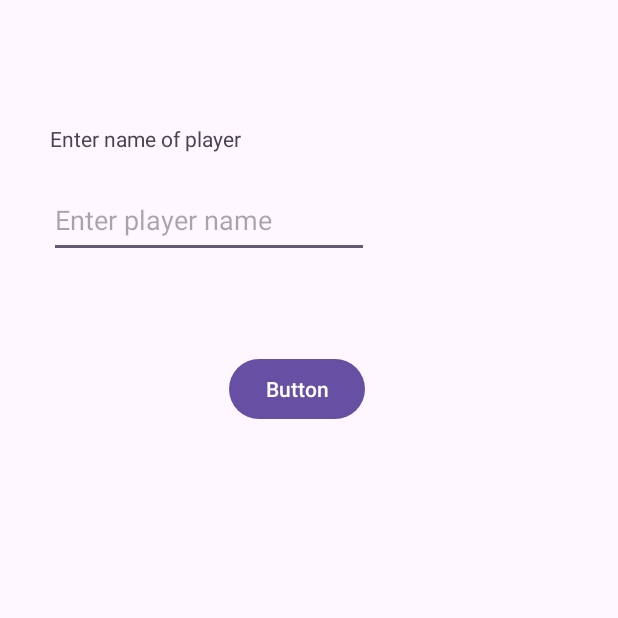
After one commit to Yashhwanth/CricEasy, an Android app: the SelectingPlayers screen opened directly, with no data from a screen before it, on a phone screen of 412 x 824 dp, the top half of it. The commit adds this screen. Run offline under Robolectric (Android 15) with nearby library versions, the phone set to English and light mode, and no system bars.

```diff
--- a/app/src/main/AndroidManifest.xml
+++ b/app/src/main/AndroidManifest.xml
@@ -53,6 +53,10 @@
             android:launchMode="singleTask"
             android:exported="true"  />
 
+        <activity android:name=".SelectingPlayers"
+            android:launchMode="singleTask"
+            android:exported="true"  />
+
 
 
         <meta-data
--- /dev/null
+++ b/app/src/main/java/com/cricketscoringapp/criceasy/SelectingPlayers.java
@@ -0,0 +1,21 @@
+package com.cricketscoringapp.criceasy;
+
+import android.content.Intent;
+import android.os.Bundle;
+import android.view.View;
+
+import androidx.appcompat.app.AppCompatActivity;
+
+public class SelectingPlayers extends AppCompatActivity {
+    @Override
+    protected void onCreate(Bundle savedInstanceState) {
+        super.onCreate(savedInstanceState);
+        setContentView(R.layout.activity_selecting_players); // Make sure this layout file exists
+    }
+    public void back(View view) {
+        // Navigate back to MatchInfoActivity
+        Intent intent = new Intent(this, SelectingSrNsBowActivity.class);
+        startActivity(intent);
+        //finish(); // Close the current activity
+    }
+}
--- /dev/null
+++ b/app/src/main/res/layout/activity_selecting_players.xml
@@ -0,0 +1,46 @@
+<?xml version="1.0" encoding="utf-8"?>
+<androidx.constraintlayout.widget.ConstraintLayout xmlns:android="http://schemas.android.com/apk/res/android"
+    xmlns:app="http://schemas.android.com/apk/res-auto"
+    xmlns:tools="http://schemas.android.com/tools"
+    android:layout_width="match_parent"
+    android:layout_height="match_parent">
+
+    <TextView
+        android:id="@+id/textView10"
+        android:layout_width="wrap_content"
+        android:layout_height="wrap_content"
+        android:text="Enter name of player"
+        app:layout_constraintBottom_toBottomOf="parent"
+        app:layout_constraintEnd_toEndOf="parent"
+        app:layout_constraintHorizontal_bias="0.116"
+        app:layout_constraintStart_toStartOf="parent"
+        app:layout_constraintTop_toTopOf="parent"
+        app:layout_constraintVertical_bias="0.103" />
+
+    <EditText
+        android:id="@+id/editTextText2"
+        android:layout_width="wrap_content"
+        android:layout_height="50dp"
+        android:ems="10"
+        android:inputType="text"
+        android:hint="Enter player name"
+        app:layout_constraintBottom_toBottomOf="parent"
+        app:layout_constraintEnd_toEndOf="parent"
+        app:layout_constraintHorizontal_bias="0.164"
+        app:layout_constraintStart_toStartOf="parent"
+        app:layout_constraintTop_toTopOf="parent"
+        app:layout_constraintVertical_bias="0.158" />
+
+    <Button
+        android:id="@+id/button4"
+        android:layout_width="wrap_content"
+        android:layout_height="wrap_content"
+        android:onClick="back"
+        android:text="Button"
+        app:layout_constraintBottom_toBottomOf="parent"
+        app:layout_constraintEnd_toEndOf="parent"
+        app:layout_constraintHorizontal_bias="0.475"
+        app:layout_constraintStart_toStartOf="parent"
+        app:layout_constraintTop_toTopOf="parent"
+        app:layout_constraintVertical_bias="0.303" />
+</androidx.constraintlayout.widget.ConstraintLayout>
```
Also changed, not shown: app/src/main/java/com/cricketscoringapp/criceasy/SelectingSrNsBowActivity.java (+16 -0 lines), app/src/main/res/layout/activity_s_ns_bowler.xml (+124 -6 lines), app/src/main/res/drawable/ball.png (added), app/src/main/res/drawable/nonstriker.png (added), app/src/main/res/drawable/striker.png (added).
